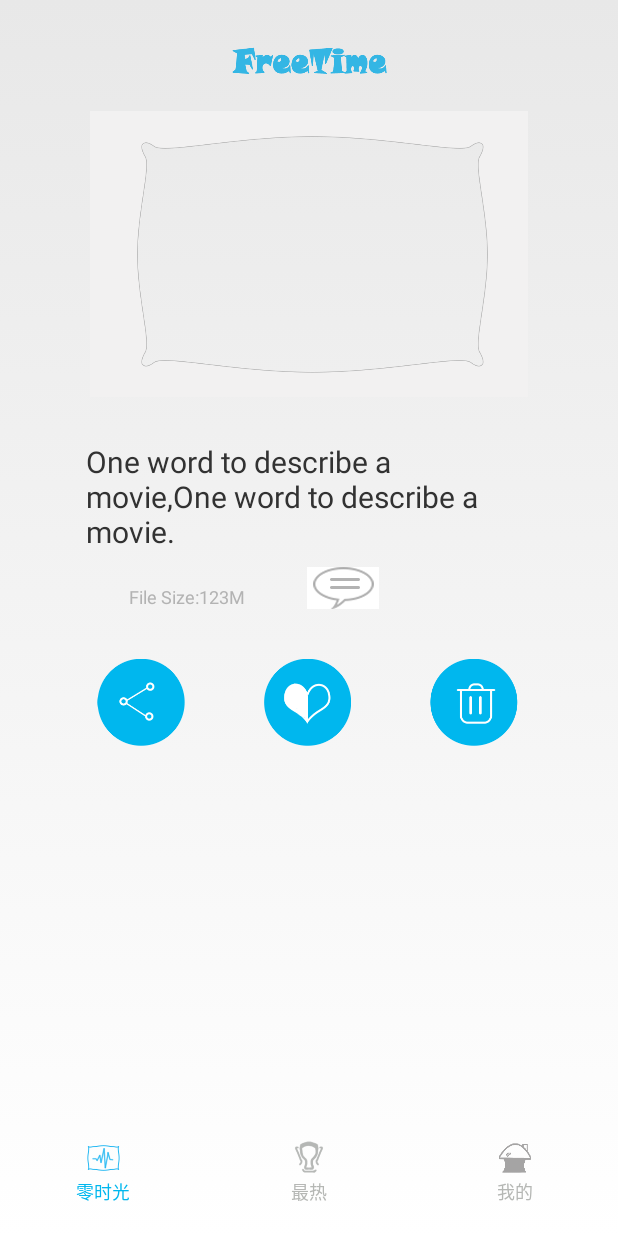
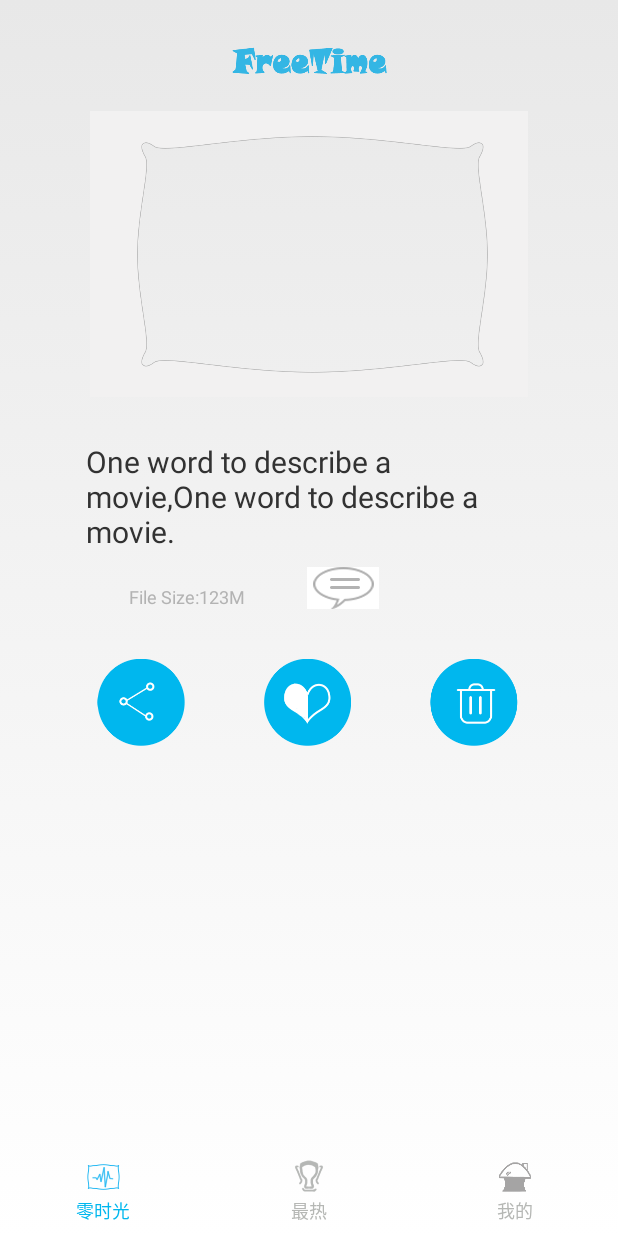
Before and after one commit to ZCXL/FreeTime, an Android app: the MainActivity screen opened directly, with no data from a screen before it, on a phone screen of 412 x 824 dp. Run offline under Robolectric (Android 15) with nearby library versions, the phone set to English and light mode, and no system bars.

Commit message:
2015.7.14-08.40

```diff
--- a/app/src/main/res/values/dimens.xml
+++ b/app/src/main/res/values/dimens.xml
@@ -32,7 +32,7 @@
 
     <!--the data of main interface-->
         <!--the data at bottom-->
-    <dimen name="main_bottom_height">70dp</dimen>
+    <dimen name="main_bottom_height">57dp</dimen>
     <dimen name="main_bottom_icon_top">6dp</dimen>
     <dimen name="main_bottom_text_top_icon">1dp</dimen>
     <dimen name="main_bottom_text_size">12sp</dimen>
@@ -68,8 +68,6 @@
     <dimen name="main_linearLayout_paddingRight">38.45dp</dimen>
 
 
-
-
         <!--the data of zero time-->
     <dimen name="main_zero_time_title_width">134.66dp</dimen>
     <dimen name="main_zero_time_title_height">23.33dp</dimen>
```
